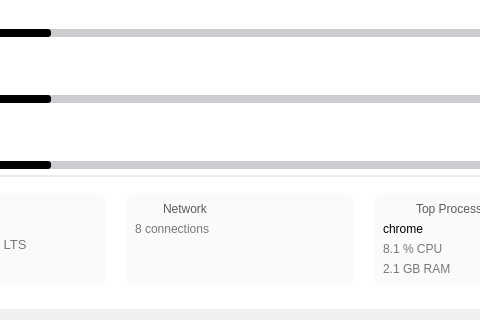
Qt form src/client/MachineFrame.ui (DanielaOnut/RemoteMonitor) before a commit; both pictures show x 152 to 632 and y 185 to 505 of the 784 by 505 pixel window.
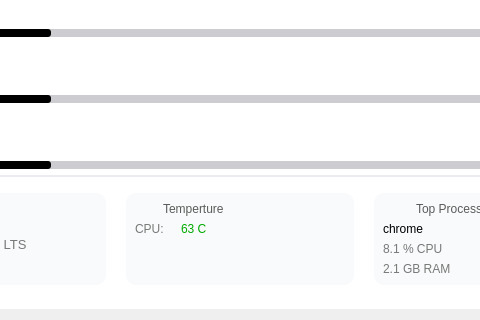
The same form after that commit. Icons and pictures are not drawn.

Commit message: Temperture section

The edit to the form file:
```diff
--- a/src/client/MachineFrame.ui
+++ b/src/client/MachineFrame.ui
@@ -784,7 +784,7 @@
                     <string notr="true">color: rgb(91, 91, 91);</string>
                    </property>
                    <property name="text">
-                    <string>Network</string>
+                    <string>Temperture</string>
                    </property>
                   </widget>
                  </item>
@@ -794,11 +794,27 @@
                 <layout class="QHBoxLayout" name="horizontalLayout_6">
                  <item>
                   <widget class="QLabel" name="label_11">
+                   <property name="maximumSize">
+                    <size>
+                     <width>40</width>
+                     <height>16777215</height>
+                    </size>
+                   </property>
                    <property name="styleSheet">
                     <string notr="true">color: rgb(120, 120, 120);</string>
                    </property>
                    <property name="text">
-                    <string>8 connections</string>
+                    <string>CPU:</string>
+                   </property>
+                  </widget>
+                 </item>
+                 <item>
+                  <widget class="QLabel" name="tempLabel">
+                   <property name="styleSheet">
+                    <string notr="true">color: rgb(0, 170, 0);</string>
+                   </property>
+                   <property name="text">
+                    <string>63 C</string>
                    </property>
                   </widget>
                  </item>
```
Left out of the diff: 6 changed lines with no effect on the pictures. The commit also changes 7 other files.
